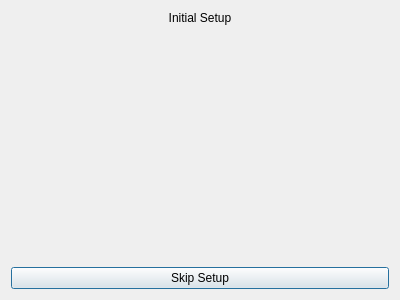
daniel-deru/WorkMate-3.0, file designs/xml/setup_window.ui: the form before one commit.
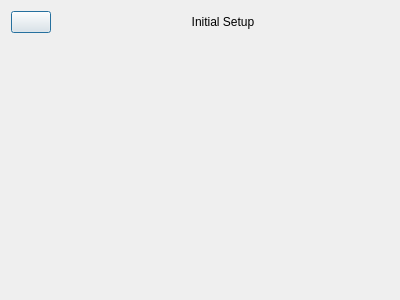
The form after the commit.

Commit message: finished setup window. added back button and changed layout

```diff
--- a/designs/xml/setup_window.ui
+++ b/designs/xml/setup_window.ui
@@ -15,7 +15,22 @@
   </property>
   <layout class="QVBoxLayout" name="verticalLayout">
    <item>
+    <layout class="QHBoxLayout" name="horizontalLayout_2">
+     <item>
+      <widget class="QPushButton" name="btn_back">
+       <property name="text">
+        <string/>
+       </property>
+      </widget>
+     </item>
+     <item>
     <widget class="QLabel" name="lbl_setup">
+       <property name="sizePolicy">
+        <sizepolicy hsizetype="Expanding" vsizetype="Preferred">
+         <horstretch>0</horstretch>
+         <verstretch>0</verstretch>
+        </sizepolicy>
+       </property>
      <property name="text">
       <string>Initial Setup</string>
      </property>
@@ -24,6 +39,8 @@
      </property>
     </widget>
    </item>
+    </layout>
+   </item>
    <item>
     <widget class="QStackedWidget" name="stack_widget">
      <property name="currentIndex">
@@ -31,17 +48,6 @@
      </property>
     </widget>
    </item>
-   <item>
-    <layout class="QHBoxLayout" name="horizontalLayout">
-     <item>
-      <widget class="QPushButton" name="btn_skip">
-       <property name="text">
-        <string>Skip Setup</string>
-       </property>
-      </widget>
-     </item>
-    </layout>
-   </item>
   </layout>
  </widget>
  <resources/>
```
Lines whose indentation alone changed are shown as unchanged. The commit also changes 18 other files.
